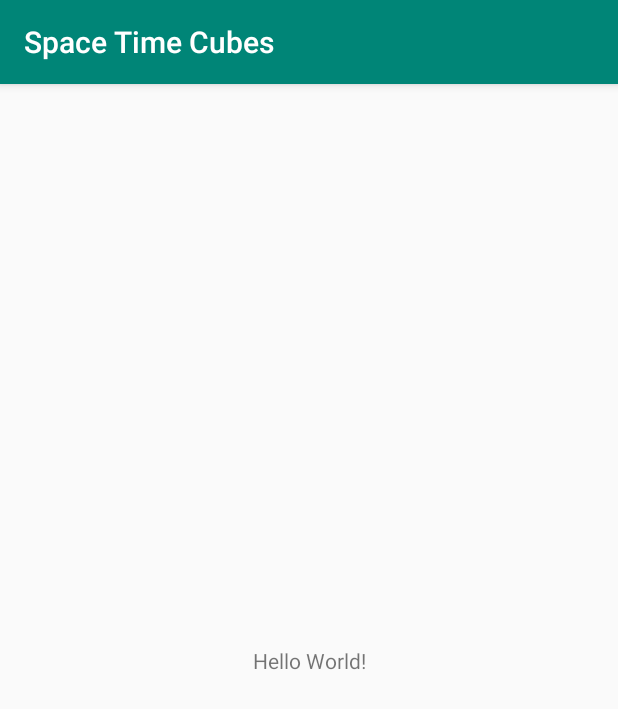
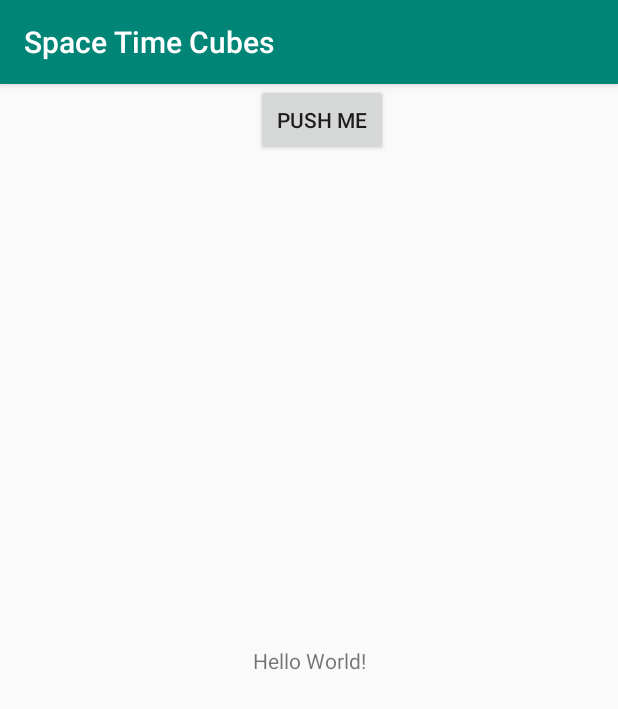
Before and after one commit to JustinKnueppel/FatFingerSelection, an Android app: the screen it shows after launch (MainActivity), on a phone screen of 412 x 824 dp. Shown: the top 709 px of the screen. Run offline under Robolectric (Android 15) with nearby library versions, the phone set to English and light mode, and no system bars.

Commit message:
add button

```diff
--- a/app/src/main/res/layout/activity_main.xml
+++ b/app/src/main/res/layout/activity_main.xml
@@ -15,4 +15,15 @@
         app:layout_constraintRight_toRightOf="parent"
         app:layout_constraintTop_toTopOf="parent" />
 
+    <Button
+        android:id="@+id/button"
+        android:layout_width="wrap_content"
+        android:layout_height="48dp"
+        android:layout_marginEnd="65dp"
+        android:text="Push Me"
+        app:layout_constraintEnd_toEndOf="parent"
+        app:layout_constraintHorizontal_bias="0.66"
+        app:layout_constraintStart_toStartOf="parent"
+        tools:layout_editor_absoluteY="237dp" />
+
 </androidx.constraintlayout.widget.ConstraintLayout>
```
